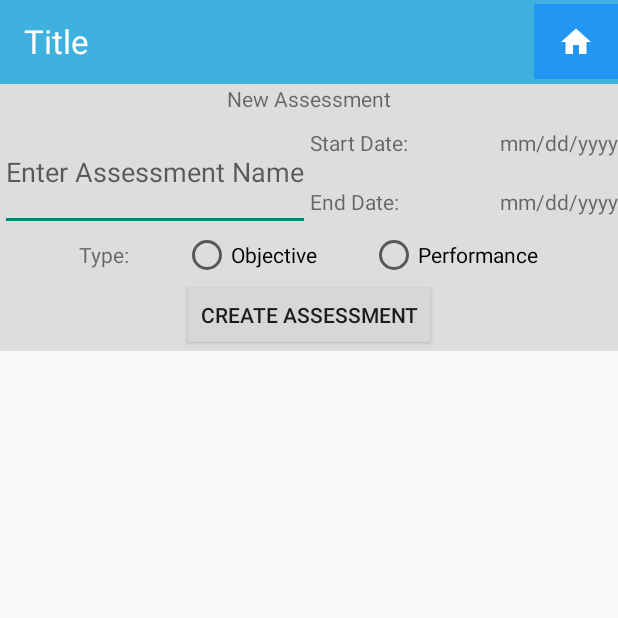
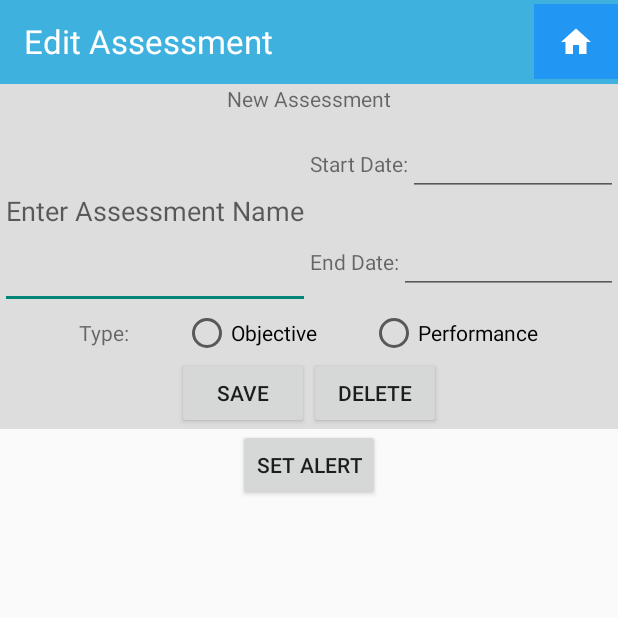
Before and after one commit to holdwhatdoor/C196Project, an Android app: the AssessmentEdit screen opened directly, with no data from a screen before it, on a phone screen of 412 x 824 dp, the top half of it. Run offline under Robolectric (Android 15) with nearby library versions, the phone set to English and light mode, and no system bars; our stand-ins replace ButterKnife, Room's generated code; 11 statements that could not run were skipped.

Commit message:
AssessmentEdit: Renamed AssessItemAdapter to AssessEditAdapter for clarity of function
Instantiated and set ids for all input elements/buttons for AssessmentEdit java class, linking ids to assessment_activity_layout.xml file ids

Set datepicker listeners and ids linked to edit text elements for displaying and choosing start and end dates for assessments

Instantiated buttons for saving, deleting and setting alerts for assessment buttons with empty setOnClickListener methods associated.

Coded getPassedAssessment() method returning an AssessmentEntity object with attributes of the passed Assessment from the CourseEdit class based on chosen assessment for edit.

CourseEdit class:
Fixed assessment start and end date object labels for setOnClickListener and corresponding listener instantiations.  Corrected DatePickerDialog.OnDateSetListener passed parameter for called method DateConverter.updateDateText to display appropriate assessment start and end date variables.

XML files
Updated activity_assess_edit, activity_course_edit, activity_term_edit and activity_term xml layout files to be wrapped with Scrollview layouts to aid in navigation of pages and accessibility of input functionality.

Updated strings xml file to accomodate proper labels.

```diff
--- a/app/src/main/java/com/example/c196project/AssessmentEdit.java
+++ b/app/src/main/java/com/example/c196project/AssessmentEdit.java
@@ -1,19 +1,196 @@
 package com.example.c196project;
 
+import android.app.DatePickerDialog;
 import android.content.Intent;
 import android.os.Bundle;
+import android.util.Log;
 import android.view.View;
+import android.widget.Button;
+import android.widget.EditText;
+import android.widget.ImageButton;
+import android.widget.RadioButton;
+import android.widget.RadioGroup;
+import android.widget.TextView;
 
 import androidx.appcompat.app.AppCompatActivity;
+import androidx.appcompat.widget.Toolbar;
+import androidx.lifecycle.ViewModelProviders;
+
+import com.example.c196project.database.AssessmentEntity;
+import com.example.c196project.database.DateConverter;
+import com.example.c196project.viewmodel.AssessViewModel;
+
+import java.text.SimpleDateFormat;
+import java.util.Calendar;
+import java.util.Date;
+
+import butterknife.ButterKnife;
+
+import static com.example.c196project.utilities.Constants.ASSESS_END_KEY;
+import static com.example.c196project.utilities.Constants.ASSESS_ID_KEY;
+import static com.example.c196project.utilities.Constants.ASSESS_START_KEY;
+import static com.example.c196project.utilities.Constants.ASSESS_TITLE_KEY;
+import static com.example.c196project.utilities.Constants.ASSESS_TYPE_KEY;
+import static com.example.c196project.utilities.Constants.COURSE_ID_KEY;
 
 public class AssessmentEdit extends AppCompatActivity implements View.OnClickListener{
+
+    // Tag identifier string
+    private static final String TAG = "AssessmentEdit";
+
+    // Header variables
+    public TextView pageTitle;
+    public ImageButton homeBtn;
+
+    // View Model variable
+    AssessViewModel assessVM;
+
+    // Initialized Calendar date variable
+    Calendar calendar = Calendar.getInstance();
+    // SimpleDateFormat initialization for all date display items
+    public SimpleDateFormat sdf = new SimpleDateFormat("MM/dd/yyyy");
+
+    /**
+     *   Assessment data display/input elements
+     */
+    public EditText assessName;
+    // Assessment declarations fro start/end date EditText with DatePickerDialog listener and SimpleDateFormat
+    public EditText startDisplayDate;
+    private DatePickerDialog.OnDateSetListener startDateSetListener;
+    public EditText endDisplayDate;
+    private DatePickerDialog.OnDateSetListener endDateSetListener;
+    public RadioGroup radioGroup;
+    public RadioButton oaRadio;
+    public RadioButton paRadio;
+
+    // Button variables
+    public Button saveAssess;
+    public Button deleteAssess;
+    public Button setAlert;
 
     @Override
     protected void onCreate(Bundle savedInstanceState) {
         super.onCreate(savedInstanceState);
         setContentView(R.layout.activity_assess_edit);
 
+        Toolbar toolbar = findViewById(R.id.a_appbar);
+        setSupportActionBar(toolbar);
 
+        // head element id assignments
+        pageTitle = findViewById(R.id.app_bar_title);
+        pageTitle.setText("Edit Assessment");
+        homeBtn = findViewById(R.id.appBar_homeBtn);
+        homeBtn.setOnClickListener(this);
+
+        // initialize butterknife and initViewModel
+        ButterKnife.bind(this);
+        initViewModel();
+
+        // instantiates passed assessment
+        AssessmentEntity passedAssessment = getPassedAssessment();
+
+        // Assessment input element id assignments
+        assessName = findViewById(R.id.enter_assess_name);
+        startDisplayDate = findViewById(R.id.assess_start_date);
+        endDisplayDate = findViewById(R.id.assess_due_date);
+        // Radio group and button id assignments
+        radioGroup = findViewById(R.id.assess_radio_grp);
+        oaRadio = findViewById(R.id.asses_oa_radio);
+        paRadio = findViewById(R.id.assess_pa_radio);
+
+        /**
+         *  Start and End date EditText ids and onClick override functionality
+         */
+        //  Initialized Assessment DatePickerDialog date listener start/end dates
+        DatePickerDialog.OnDateSetListener aStart = (view, year, month, dayOfMonth) -> {
+            calendar.set(Calendar.YEAR, year);
+            calendar.set(Calendar.MONTH, month);
+            calendar.set(Calendar.DAY_OF_MONTH, dayOfMonth);
+            DateConverter.updateDateText(startDisplayDate, calendar);
+        };
+        DatePickerDialog.OnDateSetListener aEnd = (view, year, month, dayOfMonth) -> {
+            calendar.set(Calendar.YEAR, year);
+            calendar.set(Calendar.MONTH, month);
+            calendar.set(Calendar.DAY_OF_MONTH, dayOfMonth);
+            DateConverter.updateDateText(endDisplayDate, calendar);
+        };
+        // Assessment start date setOnClickListener
+        startDisplayDate.setOnClickListener(v -> {
+            Calendar calStart = Calendar.getInstance();
+            int startYear = calStart.get(Calendar.YEAR);
+            int startMonth = calStart.get(Calendar.MONTH);
+            int startDay = calStart.get(Calendar.DAY_OF_MONTH);
+
+            DatePickerDialog startDialog = new DatePickerDialog(
+                    AssessmentEdit.this, android.R.style.Theme_DeviceDefault,
+                    startDateSetListener, startYear, startMonth, startDay);
+            startDialog.show();
+        });
+        // Assessment end date setOnClickListener
+        endDisplayDate.setOnClickListener(v -> {
+            Calendar calEnd = Calendar.getInstance();
+            int endYear = calEnd.get(Calendar.YEAR);
+            int endMonth = calEnd.get(Calendar.MONTH);
+            int endDay = calEnd.get(Calendar.DAY_OF_MONTH);
+
+            DatePickerDialog endDialog = new DatePickerDialog(
+                    AssessmentEdit.this, android.R.style.Theme_DeviceDefault,
+                    endDateSetListener, endYear, endMonth, endDay);
+            endDialog.show();
+        });
+
+        endDateSetListener = (view, year, month, dayOfMonth) -> {
+            Log.d(TAG, "onEndDateSet: mm/dd/yyyy: " + month + "/" + dayOfMonth + "/" + year);
+
+            String endDate = month + "/" + dayOfMonth + "/" + year;
+            endDisplayDate.setText(endDate);
+        };
+
+        startDateSetListener = (view, year, month, dayOfMonth) -> {
+            Log.d(TAG, "onStartDateSet: mm/dd/yyyy: " + month + "/" + dayOfMonth + "/" + year);
+
+            String startDate = month + "/" + dayOfMonth + "/" + year;
+            startDisplayDate.setText(startDate);
+        };
+
+        // Populate input fields with passed assessment information
+        assessName.setText(passedAssessment.getAssessName());
+        Date sDate = passedAssessment.getAssessStart();
+        Date eDate = passedAssessment.getAssessEnd();
+        String start = passedAssessment.getAssessStart().toString();
+        String end = passedAssessment.getAssessEnd().toString();
+        startDisplayDate.setText(DateConverter.formatDateString(start));
+        endDisplayDate.setText(DateConverter.formatDateString(end));
+        setAssessType(passedAssessment);
+
+        // Button id assignments and functionality
+        saveAssess = findViewById(R.id.save_assess_btn);
+        saveAssess.setOnClickListener(v ->{
+
+        });
+        deleteAssess = findViewById(R.id.del_assess_btn);
+        deleteAssess.setOnClickListener(v ->{
+
+        });
+        setAlert = findViewById(R.id.set_alert_btn);
+        setAlert.setOnClickListener(v ->{
+
+        });
+    }
+
+    // Initialize View Model method
+    private void initViewModel() {
+        assessVM = ViewModelProviders.of(this)
+                .get(AssessViewModel.class);
+        assessVM.mLiveAssess.observe(this, (assessmentEntity) -> {
+            if(assessmentEntity !=null) {
+                Calendar calendar = Calendar.getInstance();
+                assessName.setText(assessmentEntity.getAssessName());
+                startDisplayDate.setText(DateConverter.formatDateString(assessmentEntity.getAssessStart().toString()));
+                endDisplayDate.setText(DateConverter.formatDateString(assessmentEntity.getAssessEnd().toString()));
+                setAssessType(assessmentEntity);
+            }
+        });
     }
 
     @Override
@@ -24,4 +201,84 @@ public class AssessmentEdit extends AppCompatActivity implements View.OnClickLis
                 this.startActivity(mainIntent);
         }
     }
+
+    // Method returning assessment passed via Bundle/Intent from CourseEdit page
+    public AssessmentEntity getPassedAssessment(){
+        Bundle extras = getIntent().getExtras();
+        int assessId = extras.getInt(ASSESS_ID_KEY);
+        Log.d(TAG, "Assess ID: " + assessId);
+        String assessName = extras.getString(ASSESS_TITLE_KEY);
+        Log.d(TAG, "Assess Name: " + assessName);
+        String start = extras.getString(ASSESS_START_KEY);
+        Log.d(TAG, "Start date string: " + start);
+        String end = extras.getString(ASSESS_END_KEY);
+        String formatStart = DateConverter.formatDateString(start);
+        String formatEnd = DateConverter.formatDateString(end);
+        Date assessStart = DateConverter.toDate(formatStart);
+        Log.d(TAG, "Start date DATE: " + assessStart);
+        Date assessEnd = DateConverter.toDate(formatEnd);
+        String assessType = extras.getString(ASSESS_TYPE_KEY);
+        int courseId = extras.getInt(COURSE_ID_KEY);
+
+        AssessmentEntity passedAssessment = new AssessmentEntity(assessId, assessName, assessType, assessStart,
+                assessEnd, courseId);
+
+        return passedAssessment;
+    }
+
+    // Method to set selected assessment type from passed assessment entity
+    public void setAssessType(AssessmentEntity assessmentEntity){
+        String assessType = assessmentEntity.getAssessType();
+        Log.d(TAG, "Assessment Type: " + assessType);
+        if(assessType.equals("Objective")){
+            oaRadio.setChecked(true);
+        } else if(assessType.equals("Performance")){
+            paRadio.setChecked(true);
+        }
+    }
+
+
+/**    @Override
+    public boolean onCreateOptionsMenu(Menu menu) {
+
+        MenuInflater inflater = getMenuInflater();
+        inflater.inflate(R.menu.menu_items, menu);
+
+        return super.onCreateOptionsMenu(menu);
+    }
+
+    @Override
+    public void onConfigurationChanged(Configuration newConfig) {
+        super.onConfigurationChanged(newConfig);
+    }
+
+    @Override
+    public boolean onOptionsItemSelected(MenuItem item) {
+
+        switch(item.getItemId()){
+            case R.id.menu_home:
+                Intent homeIntent = new Intent(this, MainActivity.class);
+                Toast.makeText(this, "Home selected", Toast.LENGTH_SHORT).show();
+                this.startActivity(homeIntent);
+                return true;
+            case R.id.menu_terms:
+                Intent termIntent = new Intent(this, TermActivity.class);
+                Toast.makeText(this, "Terms selected", Toast.LENGTH_SHORT).show();
+                this.startActivity(termIntent);
+                return true;
+            case R.id.menu_courses:
+                Intent courseIntent = new Intent(this, CourseActivity.class);
+                Toast.makeText(this, "Courses selected", Toast.LENGTH_SHORT).show();
+                this.startActivity(courseIntent);
+                return true;
+            case R.id.menu_tests:
+                Intent testIntent = new Intent(this, AssessmentActivity.class);
+                Toast.makeText(this, "Tests selected", Toast.LENGTH_SHORT).show();
+                this.startActivity(testIntent);
+                return true;
+            default:
+                return true /*super.onOptionsItemSelected(item)*/;
+  /**      }
+    }*/
+
 }
--- a/app/src/main/res/layout/activity_assess_edit.xml
+++ b/app/src/main/res/layout/activity_assess_edit.xml
@@ -1,5 +1,5 @@
 <?xml version="1.0" encoding="utf-8"?>
-<RelativeLayout xmlns:android="http://schemas.android.com/apk/res/android"
+<ScrollView xmlns:android="http://schemas.android.com/apk/res/android"
     xmlns:app="http://schemas.android.com/apk/res-auto"
     xmlns:tools="http://schemas.android.com/tools"
     android:layout_width="match_parent"
@@ -9,7 +9,8 @@
     <LinearLayout
         android:layout_width="match_parent"
         android:layout_height="match_parent"
-        android:orientation="vertical">
+        android:orientation="vertical"
+        android:gravity="center_horizontal">
 
         <LinearLayout
             android:layout_width="match_parent"
@@ -63,7 +64,7 @@
                             android:layout_marginBottom="10dp"
                             android:text="@string/start_date" />
 
-                        <TextView
+                        <EditText
                             android:id="@+id/assess_start_date"
                             android:layout_width="match_parent"
                             android:layout_height="wrap_content"
@@ -87,7 +88,7 @@
                             android:layout_marginBottom="10dp"
                             android:text="@string/end_date" />
 
-                        <TextView
+                        <EditText
                             android:id="@+id/assess_due_date"
                             android:layout_width="match_parent"
                             android:layout_height="wrap_content"
@@ -139,14 +140,14 @@
                         android:orientation="horizontal">
 
                         <RadioButton
-                            android:id="@+id/asses_pa_radio"
+                            android:id="@+id/asses_oa_radio"
                             android:layout_width="wrap_content"
                             android:layout_height="match_parent"
                             android:text="@string/oa_radio_txt"
                             android:paddingRight="35dp"/>
 
                         <RadioButton
-                            android:id="@+id/assess_oa_radio"
+                            android:id="@+id/assess_pa_radio"
                             android:layout_width="wrap_content"
                             android:layout_height="match_parent"
                             android:gravity="center"
@@ -155,18 +156,37 @@
                     </RadioGroup>
 
                 </LinearLayout>
+                <LinearLayout
+                    android:layout_width="match_parent"
+                    android:layout_height="wrap_content"
+                    android:orientation="horizontal"
+                    android:gravity="center">
 
-                <Button
-                    android:id="@+id/create_assess_btn"
-                    android:layout_width="wrap_content"
-                    android:layout_height="match_parent"
-                    android:text="@string/create_assess_txt"
-                    android:textAlignment="center" />
+                    <Button
+                        android:id="@+id/save_assess_btn"
+                        android:layout_width="wrap_content"
+                        android:layout_height="match_parent"
+                        android:text="@string/save_assess_txt"
+                        android:textAlignment="center" />
+
+                    <Button
+                        android:id="@+id/del_assess_btn"
+                        android:layout_width="wrap_content"
+                        android:layout_height="match_parent"
+                        android:text="@string/del_one_assess"/>
+
+                </LinearLayout>
+
             </LinearLayout>
 
         </LinearLayout>
 
+        <Button
+            android:id="@+id/set_alert_btn"
+            android:layout_width="wrap_content"
+            android:layout_height="wrap_content"
+            android:text="@string/set_assess_alert" />
 
     </LinearLayout>
 
-</RelativeLayout>
+</ScrollView>
--- a/app/src/main/res/layout/activity_assessment.xml
+++ b/app/src/main/res/layout/activity_assessment.xml
@@ -151,7 +151,7 @@
                     android:id="@+id/create_assess_btn"
                     android:layout_width="wrap_content"
                     android:layout_height="match_parent"
-                    android:text="@string/create_assess_txt"
+                    android:text="Create"
                     android:textAlignment="center" />
             </LinearLayout>
 
--- a/app/src/main/res/layout/activity_course_edit.xml
+++ b/app/src/main/res/layout/activity_course_edit.xml
@@ -1,5 +1,5 @@
 <?xml version="1.0" encoding="utf-8"?>
-<RelativeLayout xmlns:android="http://schemas.android.com/apk/res/android"
+<ScrollView xmlns:android="http://schemas.android.com/apk/res/android"
     xmlns:app="http://schemas.android.com/apk/res-auto"
     xmlns:tools="http://schemas.android.com/tools"
     android:layout_width="match_parent"
@@ -358,4 +358,4 @@
 
         </LinearLayout>
     </LinearLayout>
-</RelativeLayout>
+</ScrollView>
--- a/app/src/main/res/layout/activity_term.xml
+++ b/app/src/main/res/layout/activity_term.xml
@@ -1,6 +1,5 @@
 <?xml version="1.0" encoding="utf-8"?>
-<RelativeLayout
-
+<ScrollView
     xmlns:android="http://schemas.android.com/apk/res/android"
     xmlns:app="http://schemas.android.com/apk/res-auto"
     xmlns:tools="http://schemas.android.com/tools"
@@ -170,4 +169,4 @@
         </RelativeLayout>
 
     </LinearLayout>
-</RelativeLayout>
+</ScrollView>
--- a/app/src/main/res/layout/activity_term_edit.xml
+++ b/app/src/main/res/layout/activity_term_edit.xml
@@ -1,6 +1,5 @@
 <?xml version="1.0" encoding="utf-8"?>
-<RelativeLayout
-
+<ScrollView
     xmlns:android="http://schemas.android.com/apk/res/android"
     xmlns:app="http://schemas.android.com/apk/res-auto"
     xmlns:tools="http://schemas.android.com/tools"
@@ -330,4 +329,4 @@
         </ScrollView>
 
     </LinearLayout>
-</RelativeLayout>
+</ScrollView>
--- a/app/src/main/res/values/strings.xml
+++ b/app/src/main/res/values/strings.xml
@@ -100,9 +100,11 @@
 <string name="add_btn">Add</string>
 <string name="new_assess_btn">New Assessment</string>
 <string name="del_course_btn">Delete Course</string>
-<string name="create_assess_txt">Create Assessment</string>
+<string name="save_assess_txt">Save</string>
 <string name="add_assess_btn">Add Assessment</string>
 <string name="del_assess">Delete Assessments</string>
+<string name="del_one_assess">Delete</string>
+<string name="set_assess_alert">Set Alert</string>
 
 // Button description string labels
 <string name="home_btn_desc">Home Button</string>
```
Also changed, not shown: app/src/main/java/com/example/c196project/CourseEdit.java (+20 -11 lines), app/src/main/java/com/example/c196project/TermEdit.java (+2 -6 lines), app/src/main/java/com/example/c196project/ui/AssessEditAdapter.java (renamed from app/src/main/java/com/example/c196project/ui/AssessItemAdapter.java, +12 -7 lines), app/src/main/java/com/example/c196project/ui/CourseEditAdapter.java (+7 -2 lines).
